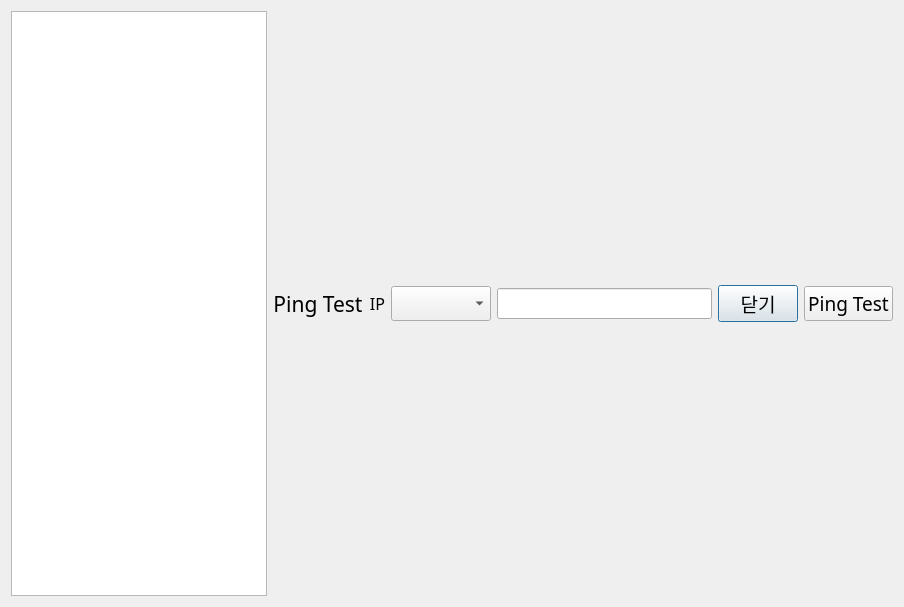
Above: pingtest.ui from topgun630831/new_tmsview_git before the change. Below: the same form after it.
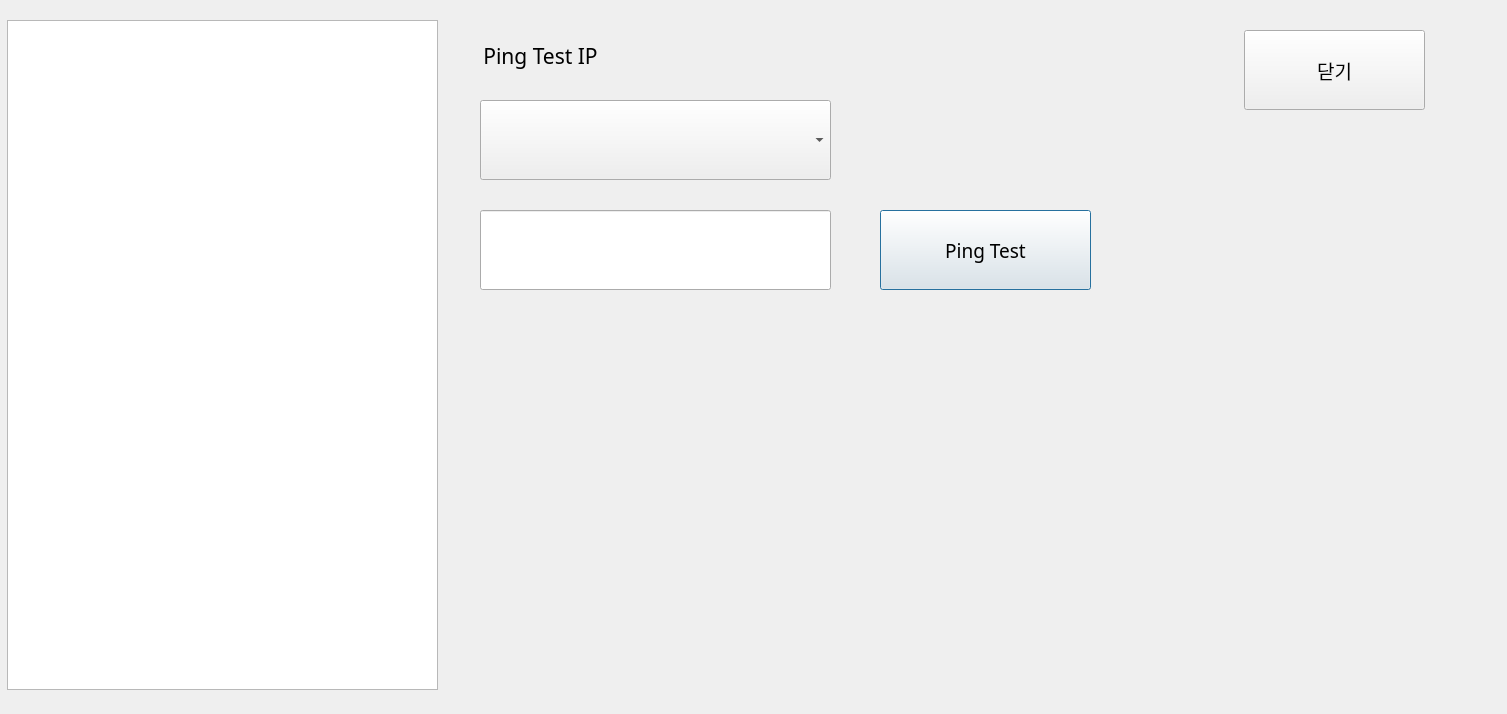
That is the form after the change. Custom widgets are drawn as their Qt base class.

Commit message: 1. BackLight 제어 추가 2. ScreenSave 시간 조정 3. networksetup 자동 화면 닫기 추가 4. PingTest 화면 수정

```diff
--- a/pingtest.ui
+++ b/pingtest.ui
@@ -6,8 +6,8 @@
    <rect>
     <x>0</x>
     <y>0</y>
-    <width>904</width>
-    <height>607</height>
+    <width>1507</width>
+    <height>714</height>
    </rect>
   </property>
   <property name="font">
@@ -19,70 +19,97 @@
   <property name="windowTitle">
    <string>Dialog</string>
   </property>
-  <layout class="QHBoxLayout" name="horizontalLayout">
-   <item>
-    <widget class="QListWidget" name="list"/>
-   </item>
-   <item>
-    <widget class="QLabel" name="label_7">
-     <property name="font">
-      <font>
-       <pointsize>16</pointsize>
-      </font>
-     </property>
-     <property name="text">
-      <string>Ping Test</string>
-     </property>
-     <property name="alignment">
-      <set>Qt::AlignCenter</set>
-     </property>
-    </widget>
-   </item>
-   <item>
-    <widget class="QLabel" name="label_6">
-     <property name="font">
-      <font>
-       <pointsize>12</pointsize>
-      </font>
-     </property>
-     <property name="text">
-      <string>IP</string>
-     </property>
-     <property name="alignment">
-      <set>Qt::AlignRight|Qt::AlignTrailing|Qt::AlignVCenter</set>
-     </property>
-    </widget>
-   </item>
-   <item>
-    <widget class="QComboBox" name="comboBox"/>
-   </item>
-   <item>
+  <widget class="QListWidget" name="list">
+   <property name="geometry">
+    <rect>
+     <x>7</x>
+     <y>20</y>
+     <width>431</width>
+     <height>670</height>
+    </rect>
+   </property>
+  </widget>
+  <widget class="QComboBox" name="comboBox">
+   <property name="geometry">
+    <rect>
+     <x>480</x>
+     <y>100</y>
+     <width>351</width>
+     <height>80</height>
+    </rect>
+   </property>
+   <property name="iconSize">
+    <size>
+     <width>32</width>
+     <height>32</height>
+    </size>
+   </property>
+  </widget>
     <widget class="IpEdit" name="Ip">
+   <property name="geometry">
+    <rect>
+     <x>480</x>
+     <y>210</y>
+     <width>351</width>
+     <height>80</height>
+    </rect>
+   </property>
      <property name="font">
       <font>
-       <pointsize>12</pointsize>
+     <pointsize>14</pointsize>
       </font>
      </property>
      <property name="text">
       <string/>
      </property>
     </widget>
-   </item>
-   <item>
+  <widget class="QPushButton" name="btnTest">
+   <property name="geometry">
+    <rect>
+     <x>880</x>
+     <y>210</y>
+     <width>211</width>
+     <height>80</height>
+    </rect>
+   </property>
+   <property name="text">
+    <string>Ping Test</string>
+   </property>
+  </widget>
     <widget class="QPushButton" name="btnClose">
+   <property name="geometry">
+    <rect>
+     <x>1244</x>
+     <y>30</y>
+     <width>181</width>
+     <height>80</height>
+    </rect>
+   </property>
      <property name="text">
       <string>닫기</string>
      </property>
     </widget>
-   </item>
-   <item>
-    <widget class="QPushButton" name="btnTest">
+  <widget class="QLabel" name="label_7">
+   <property name="geometry">
+    <rect>
+     <x>480</x>
+     <y>20</y>
+     <width>121</width>
+     <height>71</height>
+    </rect>
+   </property>
+   <property name="font">
+    <font>
+     <pointsize>16</pointsize>
+    </font>
+   </property>
      <property name="text">
-      <string>Ping Test</string>
-     </property>
-    </widget>
-   </item>
-  </layout>
+    <string>Ping Test IP</string>
+   </property>
+   <property name="alignment">
+    <set>Qt::AlignCenter</set>
+   </property>
+  </widget>
  </widget>
  <customwidgets>
   <customwidget>
```
Left out of the diff: 10 changed lines with no effect on the pictures. Lines whose indentation alone changed are shown as unchanged. The commit also changes 8 other files.
